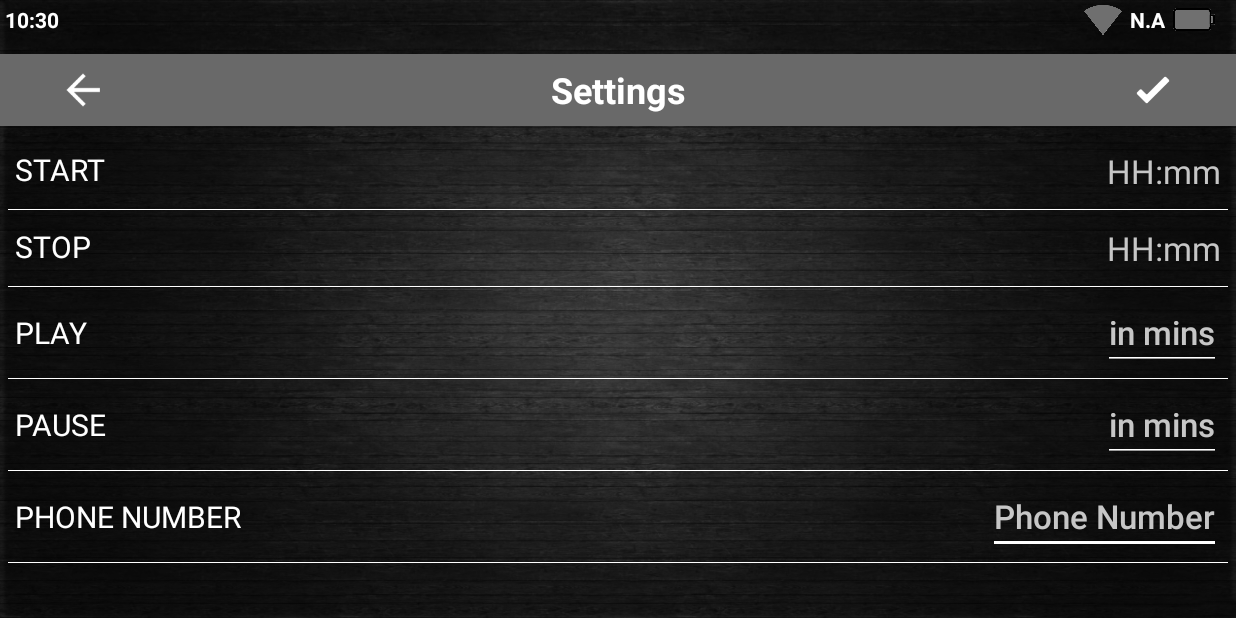
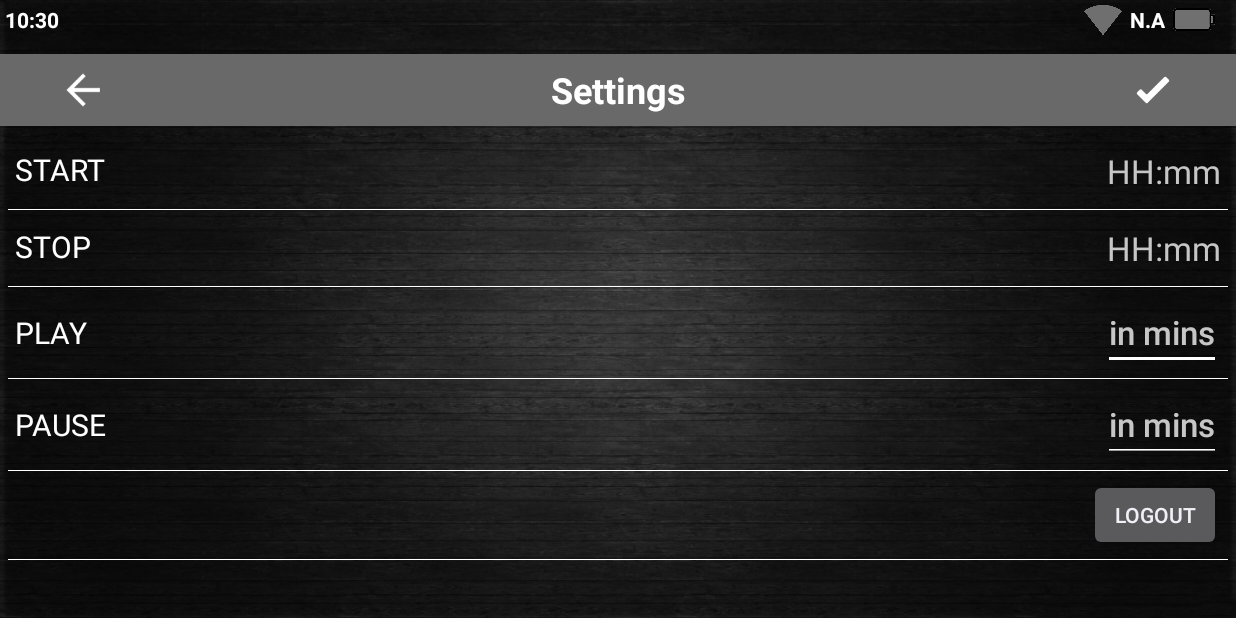
Before and after one commit to JustTrust/test_app, an Android app: the SettingActivity screen opened directly, with no data from a screen before it, on a phone screen of 824 x 412 dp (held sideways). Run offline under Robolectric (Android 15) with nearby library versions, the phone set to English and light mode, and no system bars; our stand-ins replace ButterKnife, Firebase (no records; nobody signed in at launch, a user with empty details on screens opened directly).

Commit message:
number first was done

```diff
--- a/app/src/main/java/com/player/ui/activity/NewPlayerActivity.java
+++ b/app/src/main/java/com/player/ui/activity/NewPlayerActivity.java
@@ -202,6 +202,7 @@ public class NewPlayerActivity extends BaseActivity implements GoogleApiClient.C
     @OnClick(R.id.btn_settings)
     public void onSettingsClick() {
         startActivity(new Intent(this, SettingActivity.class));
+        finish();
     }
 
     @OnClick(R.id.btn_volume_up)
--- a/app/src/main/java/com/player/ui/activity/SettingActivity.java
+++ b/app/src/main/java/com/player/ui/activity/SettingActivity.java
@@ -1,8 +1,10 @@
 package com.player.ui.activity;
 
 import android.app.TimePickerDialog;
+import android.content.Intent;
 import android.os.Bundle;
 import android.support.annotation.Nullable;
+import android.widget.Button;
 import android.widget.EditText;
 import android.widget.ImageButton;
 import android.widget.TextView;
@@ -51,8 +53,8 @@ public class SettingActivity extends BaseActivity {
     EditText edtPlayTime;
     @BindView(R.id.edt_pause_time)
     EditText edtPauseTime;
-    @BindView(R.id.edt_phoneNumber)
-    EditText edtPhoneNumber;
+    @BindView(R.id.logout_bt)
+    Button logoutBt;
     @BindView(R.id.action_bar)
     CustomViewGroup actionBar;
 
@@ -74,6 +76,7 @@ public class SettingActivity extends BaseActivity {
 
     @OnClick(R.id.btn_back)
     public void onBackButton() {
+        startActivity(new Intent(this, NewPlayerActivity.class));
         finish();
     }
 
@@ -87,13 +90,17 @@ public class SettingActivity extends BaseActivity {
         getTime(txtStopTime);
     }
 
+    @OnClick(R.id.logout_bt)
+    void logoutBtClick(){
+        finish();
+    }
+
     @OnClick(R.id.btn_ok)
     public void onOkClick() {
         String start = txtStartTime.getText().toString().trim();
         String end = txtStopTime.getText().toString().trim();
         String play = edtPlayTime.getText().toString().trim();
         String pause = edtPauseTime.getText().toString().trim();
-        String phoneNumber = edtPhoneNumber.getText().toString().trim();
 
         if (start.isEmpty() || end.isEmpty() || play.isEmpty() || pause.isEmpty()) {
             Toast.makeText(this, R.string.empty_field, Toast.LENGTH_LONG).show();
--- a/app/src/main/res/layout/activity_setting.xml
+++ b/app/src/main/res/layout/activity_setting.xml
@@ -181,19 +181,12 @@
                 android:layout_marginLeft="10dp"
                 android:layout_marginRight="10dp">
 
-                <TextView
-                    style="@style/TextTitleSettingStyle"
-                    android:layout_alignParentLeft="true"
-                    android:layout_centerVertical="true"
-                    android:text="@string/phoneNumber"
-                    android:textAllCaps="true" />
-
-                <EditText
-                    android:id="@+id/edt_phoneNumber"
-                    style="@style/PhoneNumericEditTextStyle"
+                <Button
+                    android:id="@+id/logout_bt"
+                    android:layout_width="wrap_content"
+                    android:layout_height="match_parent"
                     android:layout_alignParentEnd="true"
-                    android:backgroundTint="@android:color/white"
-                    android:inputType="phone" />
+                    android:text="@string/logout"/>
             </RelativeLayout>
 
             <View
```
Also changed, not shown: app/src/main/AndroidManifest.xml (+7 -1 lines).
